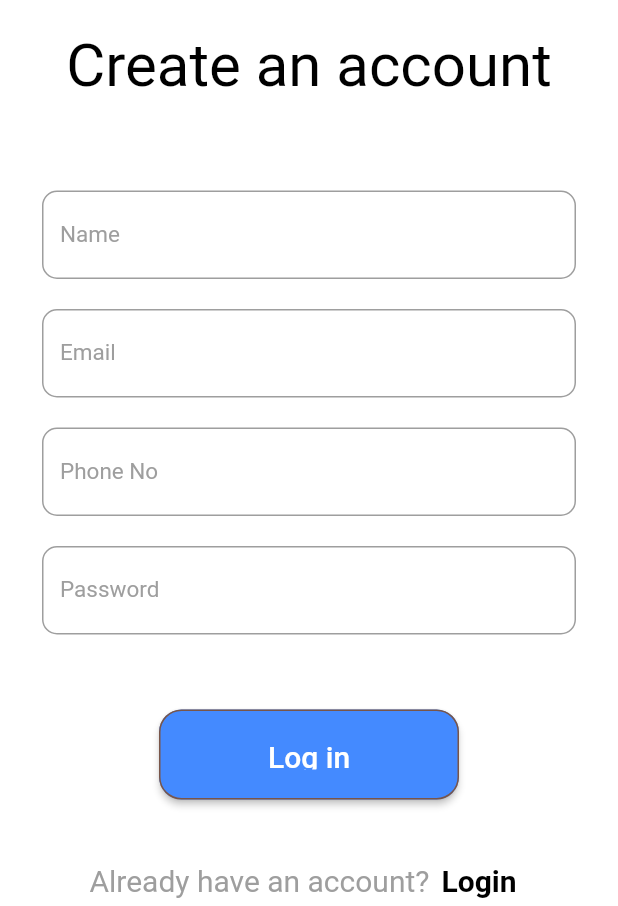
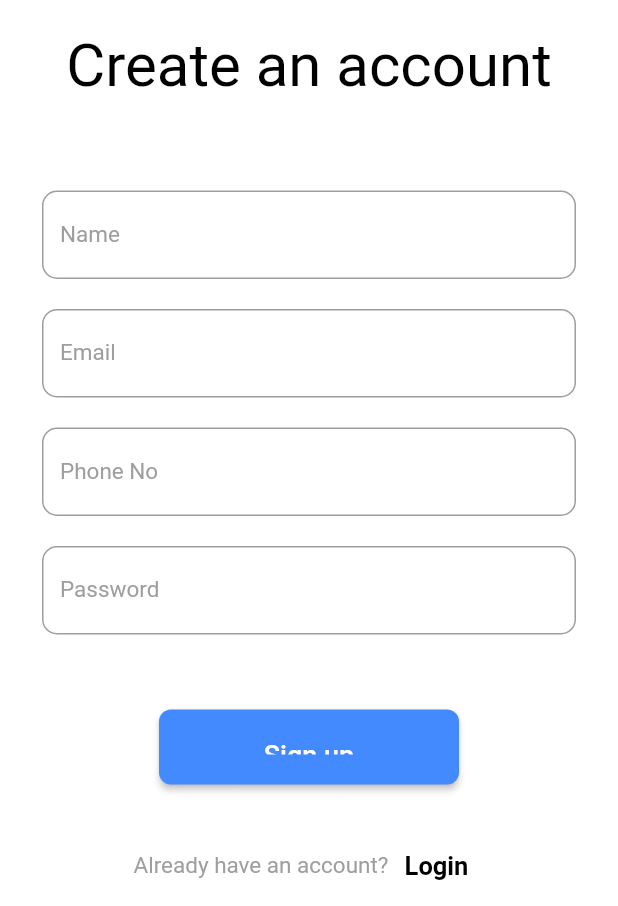
Before and after one commit to EftiarHKhan/my_app, a Flutter app: the screen it shows after launch, after a tap on "Sign Up", on a phone screen of 412 x 824 dp, the part 330-1236 px from its top. Run offline on Flutter 3.47's test engine with Material 2 defaults, Android fonts, the phone set to English and light mode, and no system bars; our stand-ins replace cloud_firestore, firebase_auth, firebase_core, get, line_awesome_flutter; accounts and stored records are empty.

Commit message:
new format

```diff
--- /dev/null
+++ b/lib/Model/user_model.dart
@@ -0,0 +1,39 @@
+import 'package:cloud_firestore/cloud_firestore.dart';
+
+class UserModel {
+  final String? id;
+  final String name;
+  final String email;
+  final String phoneNo;
+  final String password;
+
+  const UserModel({
+    this.id,
+    required this.email,
+    required this.password,
+    required this.phoneNo,
+    required this.name,
+  });
+
+  // firebase store in json
+  toJson() {
+    return {
+      "Name": name,
+      "Email": email,
+      "Phone": phoneNo,
+      "Password": password,
+    };
+  }
+
+  factory UserModel.fromSnapshot(
+      DocumentSnapshot<Map<String, dynamic>> document) {
+    final data = document.data()!;
+    return UserModel(
+      id: document.id,
+      email: data["Email"],
+      password: data["Password"],
+      phoneNo: data["Phone"],
+      name: data["Name"],
+    );
+  }
+}
--- a/lib/View/login_page.dart
+++ b/lib/View/login_page.dart
@@ -2,6 +2,7 @@ import 'package:flutter/material.dart';
 import 'package:get/get.dart';
 import 'package:my_app/View/signup_page.dart';
 
+import '../Model/user_model.dart';
 
 class LoginPage extends StatefulWidget {
   const LoginPage({Key? key}) : super(key: key);
@@ -11,7 +12,6 @@ class LoginPage extends StatefulWidget {
 }
 
 class _LoginPageState extends State<LoginPage> {
-
   //LoginController controller = Get.put(LoginController());
 
   bool passwordVisible = false;
@@ -137,20 +137,36 @@ class _LoginPageState extends State<LoginPage> {
 
                       // another way to create login button
                       InkWell(
-                        onTap: (){},
+                        onTap: () {
+                          // if (_formKey.currentState!.validate()) {
+                          //   // Email & password Authentication
+                          //   LoginController.instance.registerUser(
+                          //       controller.email.text.trim(),
+                          //       controller.password.text.trim());
+
+                          //   // OTP authentication
+                          //   // SignUpController.instance.phoneAuthenticaton(user.phoneNo);
+
+                          // }
+                        },
                         child: Padding(
                           padding: const EdgeInsets.all(8.0),
                           child: Container(
                             height: 50,
                             width: 200,
-                            color: Colors.blueAccent,
-                            child: Text('Login'),
+                            decoration: BoxDecoration(
+                              borderRadius: BorderRadius.circular(8.0),
+                              color: Colors.blueAccent
+                            ),
+
+                            child: const Center(child: Text('Login', style: TextStyle(color: Colors.white, fontSize: 18.0),)),
                           ),
                         ),
                       ),
 
-
-                      const SizedBox(height: 30.0,),
+                      const SizedBox(
+                        height: 30.0,
+                      ),
 
                       Row(
                         mainAxisAlignment: MainAxisAlignment.center,
@@ -159,16 +175,16 @@ class _LoginPageState extends State<LoginPage> {
                             "Don't have an account?",
                             style: TextStyle(
                               color: Colors.grey,
-                              fontSize: 20.0,
+                              fontSize: 15.0,
                             ),
                           ),
                           TextButton(
-                              onPressed: () => Get.to(()=>const SignupPage()),
+                              onPressed: () => Get.to(() => const SignupPage()),
                               child: const Text(
                                 "Sign Up",
                                 style: TextStyle(
                                   color: Colors.black,
-                              fontSize: 20.0,
+                                  fontSize: 17.0,
                                   fontWeight: FontWeight.bold,
                                 ),
                               ))
--- a/lib/View/profile_page.dart
+++ b/lib/View/profile_page.dart
@@ -5,6 +5,7 @@ import 'package:line_awesome_flutter/line_awesome_flutter.dart';
 import 'package:my_app/Widgets/image_strings.dart';
 import 'package:my_app/Widgets/sizes.dart';
 import 'package:my_app/Widgets/text_strings.dart';
+import 'package:my_app/repository/authentication_repository.dart';
 
 class ProfileScreen extends StatelessWidget {
   const ProfileScreen({Key? key}) : super(key: key);
--- a/lib/View/signup_page.dart
+++ b/lib/View/signup_page.dart
@@ -2,8 +2,8 @@ import 'package:flutter/material.dart';
 import 'package:get/get.dart';
 import 'package:my_app/Controller/signup_controller.dart';
 
+import '../Model/user_model.dart';
 import 'login_page.dart';
-
 
 class SignupPage extends StatefulWidget {
   const SignupPage({Key? key}) : super(key: key);
@@ -13,7 +13,6 @@ class SignupPage extends StatefulWidget {
 }
 
 class _SignupPageState extends State<SignupPage> {
-
   final controller = Get.put(SignUpController());
   final _formKey = GlobalKey<FormState>();
 
@@ -57,8 +56,8 @@ class _SignupPageState extends State<SignupPage> {
                             ),
                             border: OutlineInputBorder(
                               borderRadius: BorderRadius.circular(10.0),
-                              borderSide:
-                              const BorderSide(width: 3, color: Colors.black),
+                              borderSide: const BorderSide(
+                                  width: 3, color: Colors.black),
                             ),
                           ),
                         ),
@@ -75,8 +74,8 @@ class _SignupPageState extends State<SignupPage> {
                             ),
                             border: OutlineInputBorder(
                               borderRadius: BorderRadius.circular(10.0),
-                              borderSide:
-                              const BorderSide(width: 3, color: Colors.black),
+                              borderSide: const BorderSide(
+                                  width: 3, color: Colors.black),
                             ),
                           ),
                         ),
@@ -93,8 +92,8 @@ class _SignupPageState extends State<SignupPage> {
                             ),
                             border: OutlineInputBorder(
                               borderRadius: BorderRadius.circular(10.0),
-                              borderSide:
-                              const BorderSide(width: 3, color: Colors.black),
+                              borderSide: const BorderSide(
+                                  width: 3, color: Colors.black),
                             ),
                           ),
                         ),
@@ -111,8 +110,8 @@ class _SignupPageState extends State<SignupPage> {
                             ),
                             border: OutlineInputBorder(
                               borderRadius: BorderRadius.circular(10.0),
-                              borderSide:
-                              const BorderSide(width: 3, color: Colors.black),
+                              borderSide: const BorderSide(
+                                  width: 3, color: Colors.black),
                             ),
                           ),
                         ),
@@ -141,35 +140,46 @@ class _SignupPageState extends State<SignupPage> {
                           height: 30.0,
                         ),
                         SizedBox(
-                          height: 60,
+                          height: 50,
                           width: 200,
                           child: ElevatedButton(
                               onPressed: () {
-                                if(_formKey.currentState!.validate()){
-                                  SignUpController.instance.registerUser(controller.email.text.trim(), controller.password.text.trim());
+                                if (_formKey.currentState!.validate()) {
+                                  // Email & password Authentication
+                                  //SignUpController.instance.registerUser(controller.email.text.trim(), controller.password.text.trim());
+
+                                  final user = UserModel(
+                                    email: controller.email.text.trim(),
+                                    password: controller.password.text.trim(),
+                                    name: controller.name.text.trim(),
+                                    phoneNo: controller.phoneNo.text.trim(),
+                                  );
+                                  SignUpController.instance.createUser(user);
+
+                                  // OTP authentication
+                                  // SignUpController.instance.phoneAuthenticaton(user.phoneNo);
+
                                 }
                               },
                               style: ElevatedButton.styleFrom(
                                   backgroundColor: Colors.blueAccent,
-                                  side: const BorderSide(
-                                    //width: 3,
-                                      color: Colors.brown), //border width and color
-                                  //elevation: 3, //elevation of button
-                                  shape: RoundedRectangleBorder( //to set border radius to button
-                                      borderRadius: BorderRadius.circular(15.0)
-                                  ),
+                                  shape: RoundedRectangleBorder(
+                                      //to set border radius to button
+                                      borderRadius: BorderRadius.circular(8.0)),
                                   padding: const EdgeInsets.all(
                                       20) //content padding inside button
-                              ),
+                                  ),
                               child: const Text(
-                                "Log in",
+                                "Sign up",
                                 style: TextStyle(
                                   color: Colors.white,
-                                  fontSize: 20.0,
+                                  fontSize: 18.0,
                                 ),
                               )),
                         ),
-                        const SizedBox(height: 30.0,),
+                        const SizedBox(
+                          height: 30.0,
+                        ),
 
                         Row(
                           mainAxisAlignment: MainAxisAlignment.center,
@@ -178,16 +188,17 @@ class _SignupPageState extends State<SignupPage> {
                               "Already have an account?",
                               style: TextStyle(
                                 color: Colors.grey,
-                                fontSize: 20.0,
+                                fontSize: 15.0,
                               ),
                             ),
                             TextButton(
-                                onPressed: () => Get.to(()=> const LoginPage()),
+                                onPressed: () =>
+                                    Get.to(() => const LoginPage()),
                                 child: const Text(
                                   "Login",
                                   style: TextStyle(
                                     color: Colors.black,
-                                    fontSize: 20.0,
+                                    fontSize: 17.0,
                                     fontWeight: FontWeight.bold,
                                   ),
                                 ))
--- a/lib/main.dart
+++ b/lib/main.dart
@@ -28,14 +28,14 @@ class MyApp extends StatelessWidget {
         primarySwatch: Colors.blue,
       ),
       debugShowCheckedModeBanner: false,
-      // initialRoute: "/",
-      // getPages: [
-      //   GetPage(name: "/", page: () => const LoginPage()),
-      // ],
+      initialRoute: "/",
+      getPages: [
+        GetPage(name: "/", page: () => const LoginPage()),
+      ],
 
       defaultTransition: Transition.leftToRightWithFade,
 
-      home: const LoginPage(),
+      //home: const LoginPage(),
     );
   }
 }
--- a/pubspec.yaml
+++ b/pubspec.yaml
@@ -38,10 +38,12 @@ dependencies:
   cupertino_icons: ^1.0.2
   get: ^4.6.5
   font_awesome_flutter:
-  http:
-  firebase_core:
+  http: ^1.1.0
+  firebase_core: ^2.14.0
   firebase_auth: ^4.6.3
   line_awesome_flutter:
+  cloud_firestore: ^4.8.2
+  #google_fonts: ^5.1.0
 
 dev_dependencies:
   flutter_test:
```
Also changed, not shown: lib/Controller/signup_controller.dart (+32 -8 lines), lib/View/home_page.dart (+41 -6 lines), lib/repository/user_repository.dart (added, +52 -0 lines), pubspec.lock, 2 other files. Lines whose indentation alone changed are shown as unchanged.
